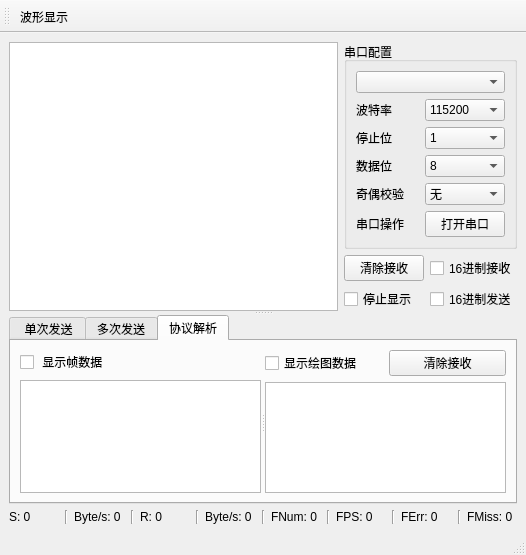
This is mainwindow.ui in gropery/Qt_QSerialPort_QCustomPlot as Qt 5 draws it before an edit. The edited form follows.
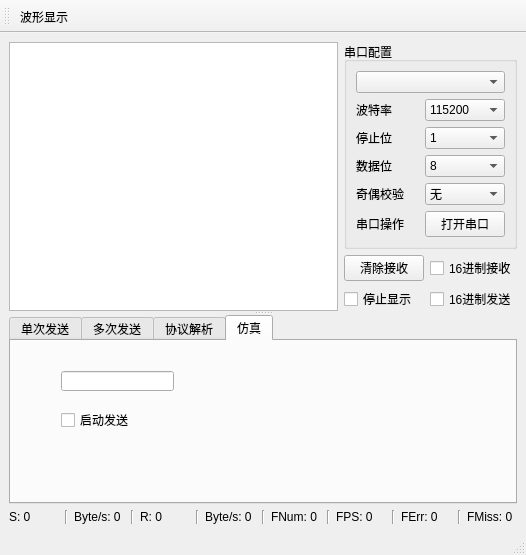
This is the edited form. Custom widgets are drawn as their Qt base class.

Commit message: 添加Plot功能，添加仿真正弦波形

```diff
--- a/mainwindow.ui
+++ b/mainwindow.ui
@@ -26,7 +26,7 @@
       <property name="orientation">
        <enum>Qt::Vertical</enum>
       </property>
-      <widget class="QWidget" name="">
+      <widget class="QWidget" name="layoutWidget">
        <layout class="QVBoxLayout" name="verticalLayout_2">
         <item>
          <layout class="QHBoxLayout" name="horizontalLayout">
@@ -301,11 +301,11 @@
         </size>
        </property>
        <property name="currentIndex">
-        <number>2</number>
+        <number>3</number>
        </property>
        <widget class="QWidget" name="tab_1">
         <attribute name="title">
-         <string notr="true"> 单次发送</string>
+         <string notr="true">单次发送</string>
         </attribute>
         <layout class="QHBoxLayout" name="horizontalLayout_6" stretch="8,1">
          <item>
@@ -738,7 +738,7 @@
            <property name="orientation">
             <enum>Qt::Horizontal</enum>
            </property>
-           <widget class="QWidget" name="">
+           <widget class="QWidget" name="layoutWidget">
             <layout class="QVBoxLayout" name="verticalLayout_5">
              <item>
               <widget class="QCheckBox" name="checkBoxFrameData">
@@ -752,7 +752,7 @@
              </item>
             </layout>
            </widget>
-           <widget class="QWidget" name="">
+           <widget class="QWidget" name="layoutWidget">
             <layout class="QVBoxLayout" name="verticalLayout_6">
              <item>
               <layout class="QHBoxLayout" name="horizontalLayout_7">
@@ -781,6 +781,34 @@
          </item>
         </layout>
        </widget>
+       <widget class="QWidget" name="tab_3">
+        <attribute name="title">
+         <string>仿真</string>
+        </attribute>
+        <widget class="QCheckBox" name="checkBoxWaveGeneStart">
+         <property name="geometry">
+          <rect>
+           <x>50</x>
+           <y>70</y>
+           <width>73</width>
+           <height>18</height>
+          </rect>
+         </property>
+         <property name="text">
+          <string>启动发送</string>
+         </property>
+        </widget>
+        <widget class="QLineEdit" name="lineEditWaveGeneInterval">
+         <property name="geometry">
+          <rect>
+           <x>50</x>
+           <y>30</y>
+           <width>113</width>
+           <height>20</height>
+          </rect>
+         </property>
+        </widget>
+       </widget>
       </widget>
      </widget>
     </item>
```
The commit also changes 6 other files.
